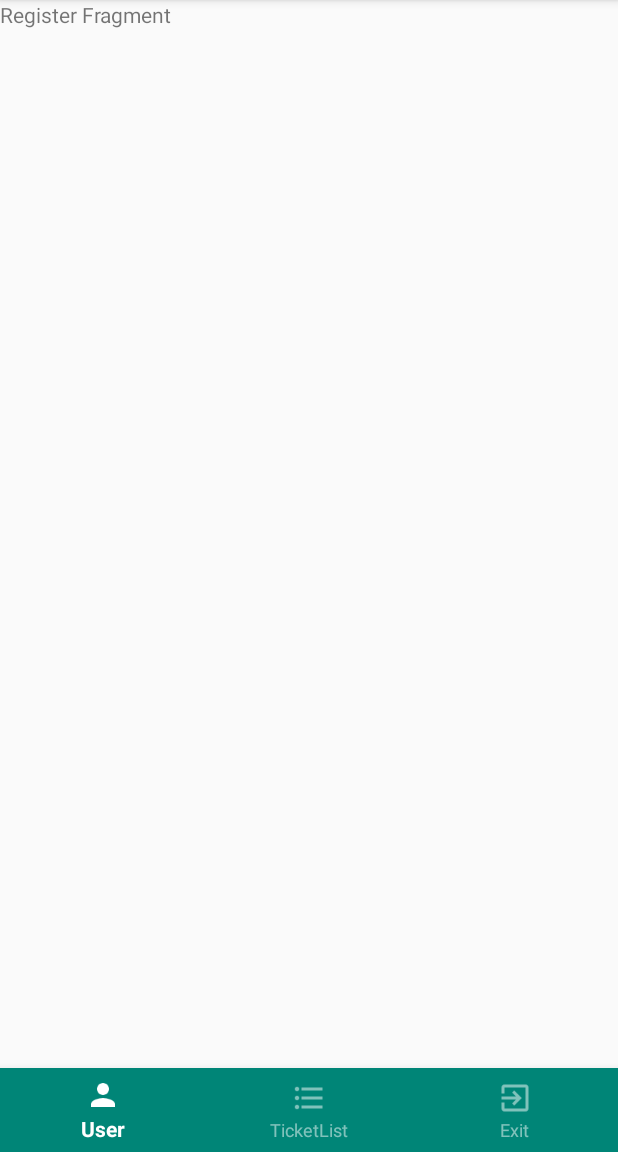
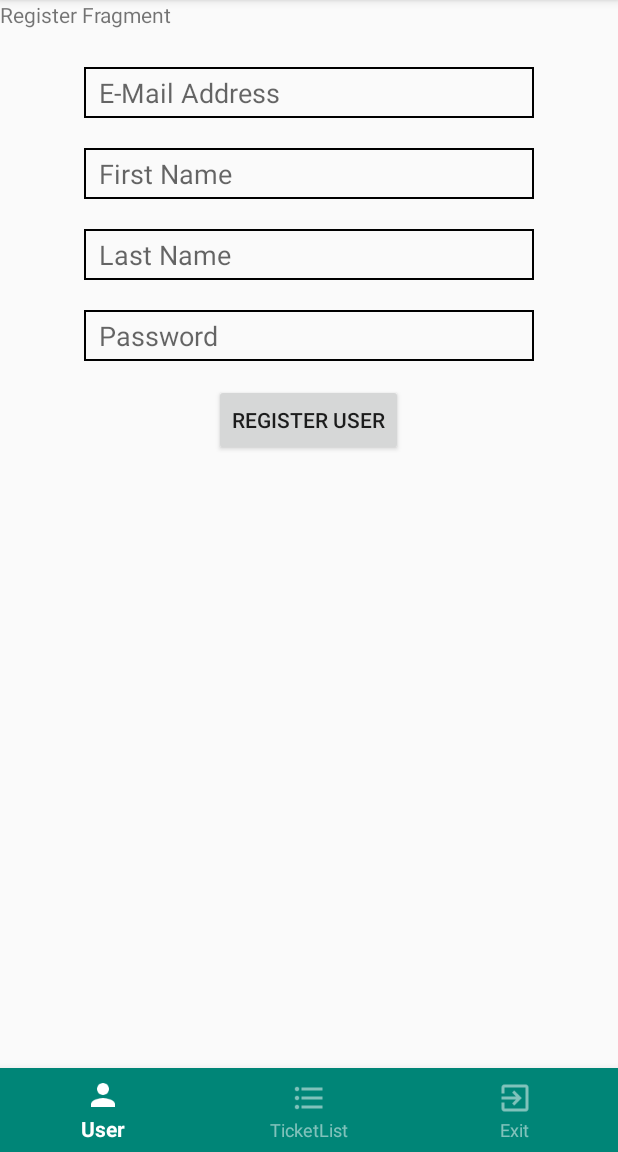
Before and after one commit to TheKeymaster/support-tool-android-app, an Android app: the fragment RegisterFragment placed in its activity, on a phone screen of 412 x 824 dp, the part 84-1236 px from its top. Run offline under Robolectric (Android 15) with nearby library versions, the phone set to English and light mode, and no system bars.

Commit message:
Add Register Fragment Layout and Button onclick

```diff
--- a/app/src/main/AndroidManifest.xml
+++ b/app/src/main/AndroidManifest.xml
@@ -18,6 +18,7 @@
 
                 <category android:name="android.intent.category.LAUNCHER" />
             </intent-filter>
+
         </activity>
     </application>
 
--- a/app/src/main/java/com/example/philipp/supporttoolv3/LoginFragment.java
+++ b/app/src/main/java/com/example/philipp/supporttoolv3/LoginFragment.java
@@ -46,29 +46,29 @@ public class LoginFragment extends Fragment implements View.OnClickListener {
     public View onCreateView(LayoutInflater inflater, ViewGroup container,
                              Bundle savedInstanceState) {
 
-        View myView = inflater.inflate(R.layout.fragment_login, container, false);
+        View LoginView = inflater.inflate(R.layout.fragment_login, container, false);
 
 
 
         //EditText fields
-        txtMail = myView.findViewById(R.id.txtMail);
-        txtPassword = myView.findViewById(R.id.txtPassword);
+        txtMail = LoginView.findViewById(R.id.txtMail);
+        txtPassword = LoginView.findViewById(R.id.txtPassword);
 
         //login Button
-        btnLogin = (Button) myView.findViewById(R.id.btnLogin);
+        btnLogin = (Button) LoginView.findViewById(R.id.btnLogin);
         btnLogin.setOnClickListener(this);
 
         //Register Button
-        btnRegister = myView.findViewById(R.id.btnRegister);
+        btnRegister = LoginView.findViewById(R.id.btnRegister);
         btnRegister.setOnClickListener(this);
 
         //Demo
-        txtLoginFragment = myView.findViewById(R.id.txtLoginFragment);
-        btnChangeToTicketlist = myView.findViewById(R.id.btnChangeToTicketList);
+        txtLoginFragment = LoginView.findViewById(R.id.txtLoginFragment);
+        btnChangeToTicketlist = LoginView.findViewById(R.id.btnChangeToTicketList);
         btnChangeToTicketlist.setOnClickListener(this);
 
 
-        return myView;
+        return LoginView;
     }
 
 
@@ -78,7 +78,11 @@ public class LoginFragment extends Fragment implements View.OnClickListener {
             new DownloadTask().execute("http://10.0.2.2/src/api/Endpoints/get/tickets.php?authkey=31166d-85d82e-4ea258-3bfa60-c903f5");
         }
         else if (v.getId()==R.id.btnRegister) {
-            txtLoginFragment.setText("Registerversuch: "  + txtMail.getText() + " " + txtPassword.getText());
+            Fragment registerFragment = new RegisterFragment();
+            FragmentTransaction transaction = getFragmentManager().beginTransaction();
+            transaction.replace(R.id.main_frame, registerFragment ); // give your fragment container id in first parameter
+            transaction.addToBackStack(null);  // if written, this transaction will be added to backstack
+            transaction.commit();
         }
         else if (v.getId()==R.id.btnChangeToTicketList) {
 
--- a/app/src/main/java/com/example/philipp/supporttoolv3/RegisterFragment.java
+++ b/app/src/main/java/com/example/philipp/supporttoolv3/RegisterFragment.java
@@ -6,12 +6,20 @@ import android.support.v4.app.Fragment;
 import android.view.LayoutInflater;
 import android.view.View;
 import android.view.ViewGroup;
+import android.widget.Button;
+import android.widget.TextView;
 
 
 /**
  * A simple {@link Fragment} subclass.
  */
-public class RegisterFragment extends Fragment {
+public class RegisterFragment extends Fragment implements View.OnClickListener {
+
+    private TextView txtMail, txtFirstname, txtLastname, txtPassword;
+    private Button btnRegisterUser;
+
+    private TextView txtRegisterFragment;
+
 
 
     public RegisterFragment() {
@@ -23,7 +31,33 @@ public class RegisterFragment extends Fragment {
     public View onCreateView(LayoutInflater inflater, ViewGroup container,
                              Bundle savedInstanceState) {
         // Inflate the layout for this fragment
-        return inflater.inflate(R.layout.fragment_register, container, false);
+        View RegisterView = inflater.inflate(R.layout.fragment_register, container, false);
+
+        //######
+        //Felder initialisieren
+        txtMail = RegisterView.findViewById(R.id.txtMail);
+        txtFirstname = RegisterView.findViewById(R.id.txtFirstname);
+        txtLastname = RegisterView.findViewById(R.id.txtLastname);
+        txtPassword = RegisterView.findViewById(R.id.txtPassword);
+
+        btnRegisterUser = RegisterView.findViewById(R.id.btnRegisterUser);
+        //#######
+        txtRegisterFragment = RegisterView.findViewById(R.id.txtRegisterFragment);
+        //#######
+
+        btnRegisterUser.setOnClickListener(this);
+
+
+        return RegisterView;
     }
 
+
+    @Override
+    public void onClick(View v) {
+
+        if (v.getId()==R.id.btnRegisterUser) {
+            txtRegisterFragment.setText("Button tut etwas!");
+        }
+
+    }
 }
--- a/app/src/main/res/layout/fragment_register.xml
+++ b/app/src/main/res/layout/fragment_register.xml
@@ -1,15 +1,69 @@
 <?xml version="1.0" encoding="utf-8"?>
-<FrameLayout xmlns:android="http://schemas.android.com/apk/res/android"
+<LinearLayout xmlns:android="http://schemas.android.com/apk/res/android"
     xmlns:tools="http://schemas.android.com/tools"
     android:id="@+id/RegisterFragment"
     android:layout_width="match_parent"
     android:layout_height="match_parent"
+    android:orientation="vertical"
     tools:context=".RegisterFragment">
 
     <!-- TODO: Update blank fragment layout -->
     <TextView
+        android:id="@+id/txtRegisterFragment"
         android:layout_width="match_parent"
-        android:layout_height="match_parent"
+        android:layout_height="wrap_content"
         android:text="Register Fragment" />
 
-</FrameLayout>
+    <EditText
+        android:id="@+id/txtMail"
+        android:layout_width="300dp"
+        android:layout_height="wrap_content"
+        android:layout_gravity="center_horizontal"
+        android:layout_marginTop="25dp"
+        android:background="@drawable/border_style"
+        android:ems="10"
+        android:hint="E-Mail Address"
+        android:inputType="textEmailAddress" />
+
+    <EditText
+        android:id="@+id/txtFirstname"
+        android:layout_width="300dp"
+        android:layout_height="wrap_content"
+        android:layout_gravity="center_horizontal"
+        android:layout_marginTop="20dp"
+        android:background="@drawable/border_style"
+        android:ems="10"
+        android:hint="First Name"
+        android:inputType="textPersonName" />
+
+    <EditText
+        android:id="@+id/txtLastname"
+        android:layout_width="300dp"
+        android:layout_height="wrap_content"
+        android:layout_gravity="center_horizontal"
+        android:layout_marginTop="20dp"
+        android:background="@drawable/border_style"
+        android:ems="10"
+        android:hint="Last Name"
+        android:inputType="textPersonName" />
+
+    <EditText
+        android:id="@+id/txtPassword"
+        android:layout_width="300dp"
+        android:layout_height="wrap_content"
+        android:layout_gravity="center_horizontal"
+        android:layout_marginTop="20dp"
+        android:background="@drawable/border_style"
+        android:ems="10"
+        android:hint="Password"
+        android:inputType="textPassword" />
+
+    <Button
+        android:id="@+id/btnRegisterUser"
+        android:layout_width="wrap_content"
+        android:layout_height="wrap_content"
+        android:layout_gravity="center_horizontal"
+        android:layout_marginTop="15dp"
+        android:text="Register User" />
+
+</LinearLayout>
```
